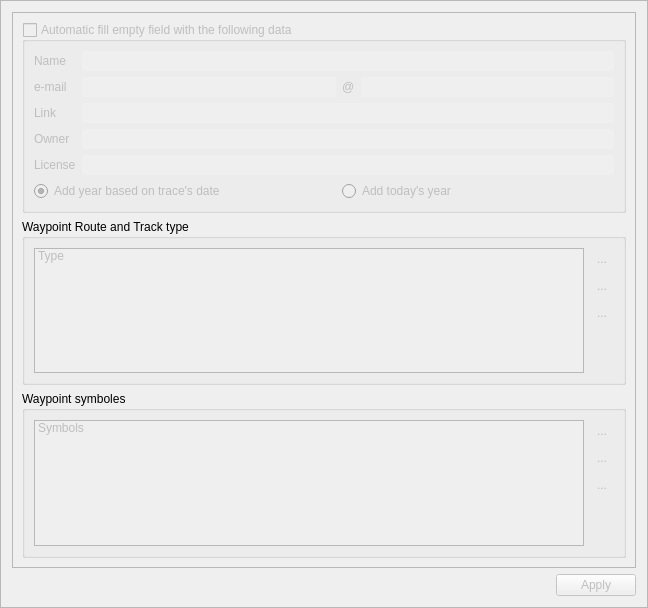
Qt form src/plugins/displayInformation/displayinformationoptionsframe.ui (shujaatak/gpsbook) before a commit.
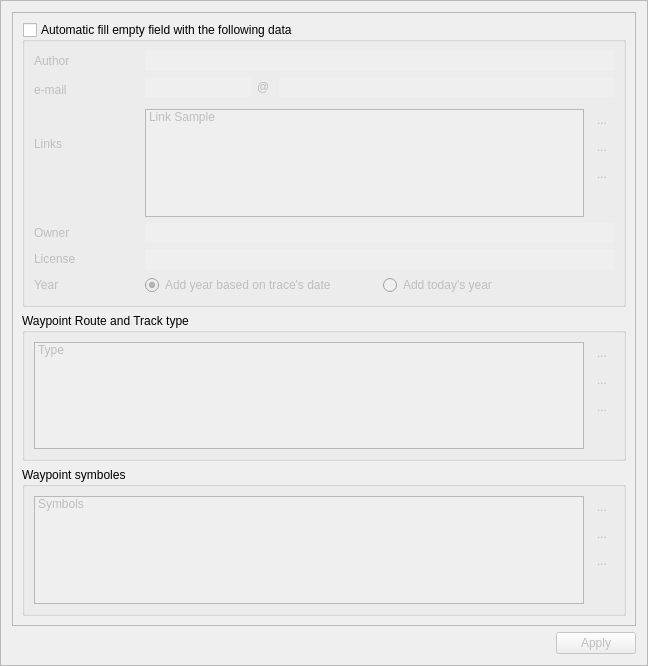
The same form after that commit. Icons and pictures are not drawn.

Commit message: Improve Information plugin and webkit based plugins

```diff
--- a/src/plugins/displayInformation/displayinformationoptionsframe.ui
+++ b/src/plugins/displayInformation/displayinformationoptionsframe.ui
@@ -7,7 +7,7 @@
     <x>0</x>
     <y>0</y>
     <width>648</width>
-    <height>608</height>
+    <height>666</height>
    </rect>
   </property>
   <property name="windowTitle">
@@ -31,15 +31,12 @@
         <x>0</x>
         <y>0</y>
         <width>626</width>
-        <height>553</height>
+        <height>611</height>
        </rect>
       </property>
       <layout class="QVBoxLayout" name="verticalLayout_2">
        <item>
         <widget class="QGroupBox" name="groupBoxAutoFill">
-         <property name="enabled">
-          <bool>false</bool>
-         </property>
          <property name="title">
           <string>Automatic fill empty field with the following data</string>
          </property>
@@ -71,104 +68,218 @@
              <item row="0" column="0">
               <widget class="QLabel" name="labelName">
                <property name="text">
-                <string>Name</string>
+                <string>Author</string>
                </property>
               </widget>
              </item>
-             <item row="0" column="1" colspan="3">
+             <item row="0" column="1" colspan="5">
               <widget class="QLineEdit" name="lineEditAuthorName">
                <property name="frame">
                 <bool>false</bool>
                </property>
               </widget>
              </item>
-             <item row="1" column="0">
-              <widget class="QLabel" name="labelEMail">
-               <property name="text">
-                <string>e-mail</string>
-               </property>
-              </widget>
-             </item>
-             <item row="1" column="1">
-              <widget class="QLineEdit" name="lineEditEMailId">
-               <property name="frame">
-                <bool>false</bool>
-               </property>
-              </widget>
-             </item>
-             <item row="1" column="2">
-              <widget class="QLabel" name="labelAt">
-               <property name="text">
-                <string>@</string>
-               </property>
-              </widget>
-             </item>
-             <item row="1" column="3">
-              <widget class="QLineEdit" name="lineEditEMailDomain">
-               <property name="frame">
-                <bool>false</bool>
-               </property>
-              </widget>
-             </item>
-             <item row="2" column="0">
-              <widget class="QLabel" name="labelLink">
-               <property name="text">
-                <string>Link</string>
-               </property>
-              </widget>
-             </item>
-             <item row="2" column="1" colspan="3">
-              <widget class="QLineEdit" name="lineEditLink">
-               <property name="frame">
-                <bool>false</bool>
-               </property>
-              </widget>
-             </item>
-             <item row="3" column="0">
+             <item row="13" column="0">
               <widget class="QLabel" name="labelOwner">
                <property name="text">
                 <string>Owner</string>
                </property>
               </widget>
              </item>
-             <item row="3" column="1" colspan="3">
+             <item row="13" column="1" colspan="5">
               <widget class="QLineEdit" name="lineEditOwner">
                <property name="frame">
                 <bool>false</bool>
                </property>
               </widget>
              </item>
-             <item row="5" column="0" colspan="2">
-              <widget class="QRadioButton" name="radioButton">
-               <property name="text">
-                <string>Add year based on trace's date</string>
-               </property>
-               <property name="checked">
-                <bool>true</bool>
-               </property>
-              </widget>
-             </item>
-             <item row="5" column="2" colspan="2">
-              <widget class="QRadioButton" name="radioButton_2">
-               <property name="text">
-                <string>Add today's year</string>
-               </property>
-              </widget>
-             </item>
-             <item row="4" column="0">
+             <item row="14" column="0">
               <widget class="QLabel" name="labelLicense">
                <property name="text">
                 <string>License</string>
                </property>
               </widget>
              </item>
-             <item row="4" column="1" colspan="3">
+             <item row="14" column="1" colspan="5">
               <widget class="QLineEdit" name="lineEditLicense">
                <property name="frame">
                 <bool>false</bool>
                </property>
               </widget>
              </item>
+             <item row="5" column="1" rowspan="6" colspan="4">
+              <widget class="QListWidget" name="listWidget">
+               <property name="enabled">
+                <bool>false</bool>
+               </property>
+               <item>
+                <property name="text">
+                 <string>Link Sample</string>
+                </property>
+                <property name="checkState">
+                 <enum>Unchecked</enum>
+                </property>
+               </item>
+              </widget>
+             </item>
+             <item row="8" column="5">
+              <widget class="QToolButton" name="toolButtonWaypointDeleteLink_3">
+               <property name="enabled">
+                <bool>false</bool>
+               </property>
+               <property name="text">
+                <string>...</string>
+               </property>
+               <property name="icon">
+                <iconset resource="../../GPSBook/icons/gtk/gtk_icons.qrc">
+                 <normaloff>:/icons/gtk/editdelete.png</normaloff>:/icons/gtk/editdelete.png</iconset>
+               </property>
+               <property name="autoRaise">
+                <bool>true</bool>
+               </property>
+              </widget>
+             </item>
+             <item row="4" column="0" rowspan="5">
+              <widget class="QLabel" name="labelLink">
+               <property name="text">
+                <string>Links</string>
+               </property>
+              </widget>
+             </item>
+             <item row="7" column="5">
+              <widget class="QToolButton" name="toolButtonWaypointEditLink_3">
+               <property name="enabled">
+                <bool>false</bool>
+               </property>
+               <property name="text">
+                <string>...</string>
+               </property>
+               <property name="icon">
+                <iconset resource="../../GPSBook/icons/gtk/gtk_icons.qrc">
+                 <normaloff>:/icons/gtk/format-text-direction-ltr.png</normaloff>:/icons/gtk/format-text-direction-ltr.png</iconset>
+               </property>
+               <property name="autoRaise">
+                <bool>true</bool>
+               </property>
+              </widget>
+             </item>
+             <item row="5" column="5" rowspan="2">
+              <widget class="QToolButton" name="toolButtonWaypointAddLink_3">
+               <property name="enabled">
+                <bool>false</bool>
+               </property>
+               <property name="text">
+                <string>...</string>
+               </property>
+               <property name="icon">
+                <iconset resource="../../GPSBook/icons/gtk/gtk_icons.qrc">
+                 <normaloff>:/icons/gtk/object-add.png</normaloff>:/icons/gtk/object-add.png</iconset>
+               </property>
+               <property name="autoRaise">
+                <bool>true</bool>
+               </property>
+              </widget>
+             </item>
+             <item row="9" column="5" rowspan="2">
+              <spacer name="verticalSpacer">
+               <property name="orientation">
+                <enum>Qt::Vertical</enum>
+               </property>
+               <property name="sizeHint" stdset="0">
+                <size>
+                 <width>20</width>
+                 <height>40</height>
+                </size>
+               </property>
+              </spacer>
+             </item>
+             <item row="2" column="1" rowspan="2" colspan="5">
+              <layout class="QHBoxLayout" name="horizontalLayout">
+               <item>
+                <widget class="QLineEdit" name="lineEditEMailId">
+                 <property name="sizePolicy">
+                  <sizepolicy hsizetype="Fixed" vsizetype="Fixed">
+                   <horstretch>0</horstretch>
+                   <verstretch>0</verstretch>
+                  </sizepolicy>
+                 </property>
+                 <property name="frame">
+                  <bool>false</bool>
+                 </property>
+                </widget>
+               </item>
+               <item>
+                <widget class="QLabel" name="labelAt">
+                 <property name="minimumSize">
+                  <size>
+                   <width>16</width>
+                   <height>0</height>
+                  </size>
+                 </property>
+                 <property name="maximumSize">
+                  <size>
+                   <width>16</width>
+                   <height>16777215</height>
+                  </size>
+                 </property>
+                 <property name="text">
+                  <string>@</string>
+                 </property>
+                </widget>
+               </item>
+               <item>
+                <widget class="QLineEdit" name="lineEditEMailDomain">
+                 <property name="frame">
+                  <bool>false</bool>
+                 </property>
+                </widget>
+               </item>
+              </layout>
+             </item>
+             <item row="3" column="0">
+              <widget class="QLabel" name="labelEMail">
+               <property name="text">
+                <string>e-mail</string>
+               </property>
+              </widget>
+             </item>
+             <item row="15" column="1" colspan="5">
+              <layout class="QHBoxLayout" name="horizontalLayout_2">
+               <property name="topMargin">
+                <number>0</number>
+               </property>
+               <item>
+                <widget class="QRadioButton" name="radioButton">
+                 <property name="enabled">
+                  <bool>false</bool>
+                 </property>
+                 <property name="text">
+                  <string>Add year based on trace's date</string>
+                 </property>
+                 <property name="checked">
+                  <bool>true</bool>
+                 </property>
+                </widget>
+               </item>
+               <item>
+                <widget class="QRadioButton" name="radioButton_2">
+                 <property name="enabled">
+                  <bool>false</bool>
+                 </property>
+                 <property name="text">
+                  <string>Add today's year</string>
+                 </property>
+                </widget>
+               </item>
+              </layout>
+             </item>
+             <item row="15" column="0">
+              <widget class="QLabel" name="label">
+               <property name="text">
+                <string>Year</string>
+               </property>
+              </widget>
+             </item>
             </layout>
            </widget>
           </item>
```
Left out of the diff: 4 changed lines with no effect on the pictures. The commit also changes 18 other files.
